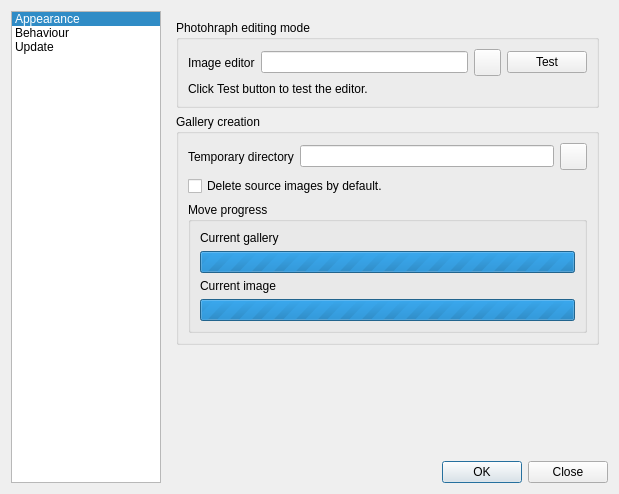
The window that trunk/src/dialogs/configuration.ui (BackupTheBerlios/galerist-svn) describes before a commit, drawn with Qt 5.
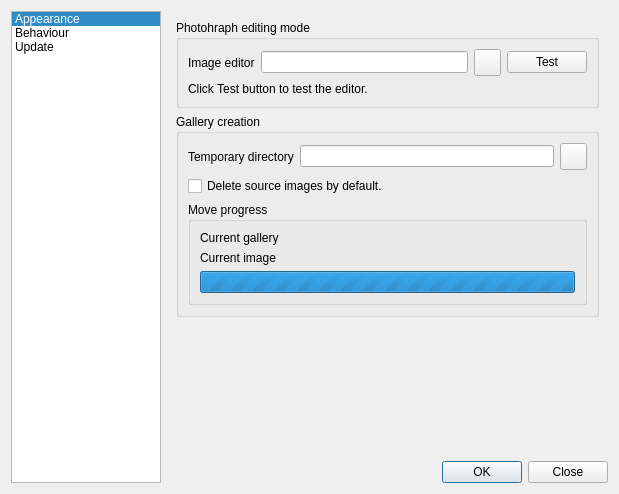
The same window after the commit. The open tabs and pages were chosen to show the change. Icons and pictures are not drawn. Custom widgets are drawn as their Qt base class.

Diff of the .ui file:
```diff
--- a/trunk/src/dialogs/configuration.ui
+++ b/trunk/src/dialogs/configuration.ui
@@ -340,19 +340,6 @@
                </property>
               </widget>
              </item>
-             <item row="1" column="0" colspan="2" >
-              <widget class="QProgressBar" name="galleriesBar" >
-               <property name="minimum" >
-                <number>0</number>
-               </property>
-               <property name="maximum" >
-                <number>0</number>
-               </property>
-               <property name="value" >
-                <number>-1</number>
-               </property>
-              </widget>
-             </item>
              <item row="2" column="0" >
               <widget class="QLabel" name="label_6" >
                <property name="text" >
```
